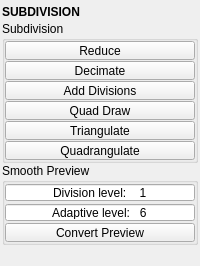
This is tentacle/ui/subdivision.ui in m3trik/tentacle as Qt 5 draws it before an edit. The edited form follows.
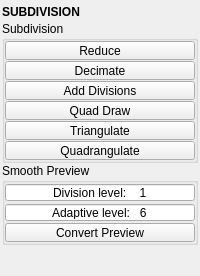
This is the edited form. Custom widgets are drawn as their Qt base class.

```diff
--- a/tentacle/ui/subdivision.ui
+++ b/tentacle/ui/subdivision.ui
@@ -462,6 +462,9 @@
         <property name="orientation">
          <enum>Qt::Vertical</enum>
         </property>
+        <property name="sizeType">
+         <enum>QSizePolicy::Fixed</enum>
+        </property>
         <property name="sizeHint" stdset="0">
          <size>
           <width>0</width>
```
Left out of the diff: 12 changed lines with no effect on the pictures.
